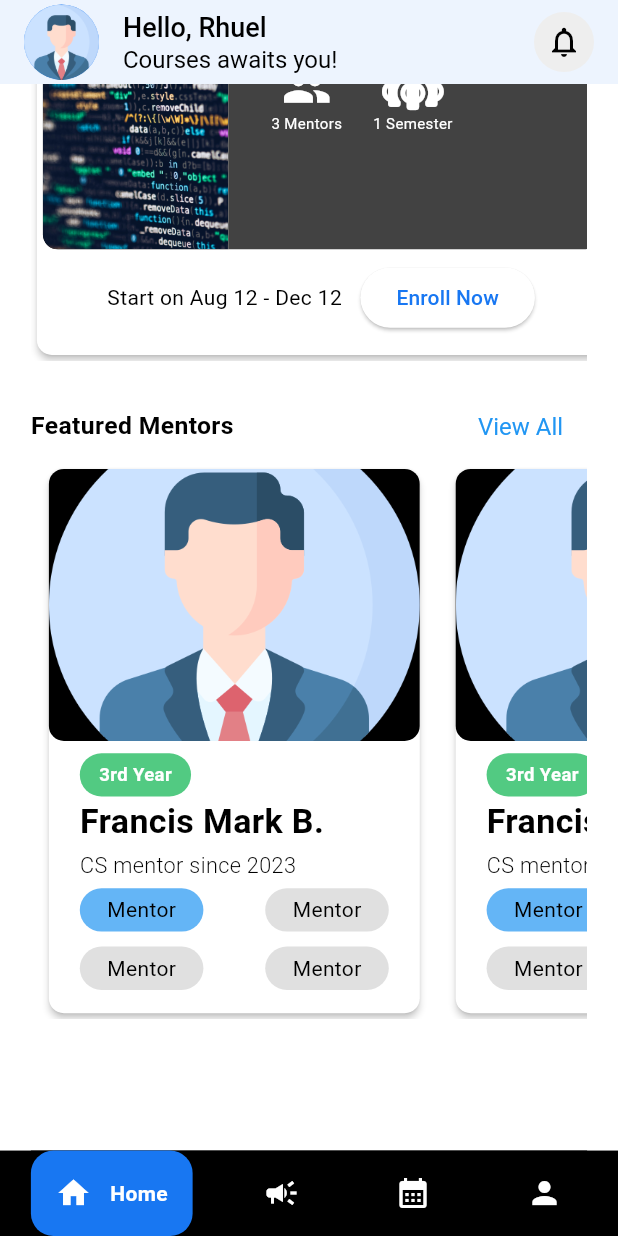
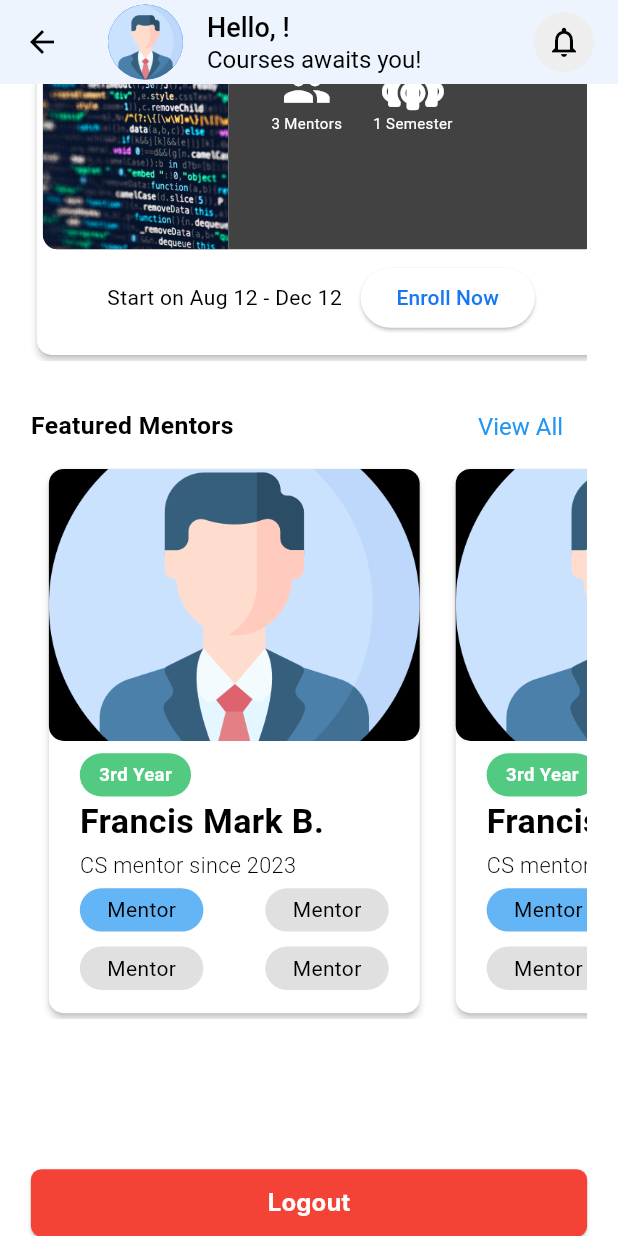
Before and after one commit to VSUrhuel/voyager, a Flutter app: the MenteeHome screen opened directly, scrolled down 277 dp, on a phone screen of 412 x 824 dp. Run offline on Flutter 3.47's test engine with Material 3 defaults, Android fonts, the phone set to English and light mode, and no system bars; drawn by our look-alikes of google_nav_bar; our stand-ins replace app_links, awesome_snackbar_content, cloud_firestore, firebase_auth, firebase_core, flutter_svg and 5 more; missing offline and left inert: multiselect; accounts and stored records are empty; Roboto replaces fonts that are missing (Inter).

Commit message:
Clean up migrated code for Mentee interface
Refactored the Mentee interface by improving code structure and maintainability.
Adjusting the name of the prohect from cs3_mentorship to voyager

```diff
--- a/lib/src/features/admin/screens/mentor_list.dart
+++ b/lib/src/features/admin/screens/mentor_list.dart
@@ -142,7 +142,7 @@
               EdgeInsets.only(top: screenHeight * 0.001, left: 30, right: 35),
           child: Column(
             children: [
-              Container(
+              SizedBox(
                 height: screenHeight * 0.05,
                 width: screenWidth * 0.9,
                 child: TextField(
--- a/lib/src/features/admin/widgets/admin_mentor_card.dart
+++ b/lib/src/features/admin/widgets/admin_mentor_card.dart
@@ -39,7 +39,7 @@
               height: screenHeight * 0.09,
               width: screenWidth * 0.9,
               child: Row(mainAxisAlignment: MainAxisAlignment.start, children: [
-                Container(
+                SizedBox(
                   width: screenWidth * 0.2,
                   child: Icon(
                     Icons.person,
--- /dev/null
+++ b/lib/src/features/mentee/screens/home/mentee_home.dart
@@ -0,0 +1,209 @@
+import 'package:voyager/src/features/authentication/models/user_model.dart';
+import 'package:voyager/src/features/mentee/screens/home/course_offered.dart';
+import 'package:voyager/src/features/mentee/screens/home/mentors_list.dart';
+import 'package:voyager/src/features/mentee/widgets/course_card.dart';
+import 'package:voyager/src/features/mentee/widgets/mentor_card.dart';
+import 'package:voyager/src/repository/authentication_repository_firebase/authentication_repository.dart';
+import 'package:voyager/src/repository/firebase_repository/firestore_instance.dart';
+import 'package:voyager/src/widgets/custom_button.dart';
+import 'package:voyager/src/widgets/horizontal_slider.dart';
+import 'package:voyager/src/widgets/horizontal_slider_mentor.dart';
+import 'package:voyager/src/widgets/search_bar.dart';
+import 'package:firebase_auth/firebase_auth.dart';
+import 'package:flutter/material.dart';
+import 'package:get/get.dart';
+
+class MenteeHome extends StatelessWidget {
+  const MenteeHome({super.key});
+
+  Future<UserModel?> getUserModel(String email) async {
+    try {
+      return await FirestoreInstance().getUserThroughEmail(email);
+    } catch (e) {
+      return null;
+    }
+  }
+
+  String getName(String? name) {
+    List names = name!.split(' ');
+    return names.sublist(0, names.length - 1).join(' ');
+  }
+
+  @override
+  Widget build(BuildContext context) {
+    final screenWidth = MediaQuery.of(context).size.width;
+    final screenHeight = MediaQuery.of(context).size.height;
+    final auth = Get.put(FirebaseAuthenticationRepository());
+    User? user = FirebaseAuth.instance.currentUser;
+    String profileImageURL =
+        user?.photoURL ?? 'assets/images/application_images/profile.png';
+    return Scaffold(
+      appBar: AppBar(
+        backgroundColor: Colors.white,
+        elevation: 0,
+        title: Row(
+          children: [
+            CircleAvatar(
+              radius: 25,
+              backgroundImage: user?.photoURL != null
+                  ? NetworkImage(profileImageURL)
+                  : AssetImage(profileImageURL) as ImageProvider,
+            ),
+            SizedBox(width: 16),
+            Column(
+              crossAxisAlignment: CrossAxisAlignment.start,
+              children: [
+                Text(
+                  'Hello, ${getName(user?.displayName)}!',
+                  style: TextStyle(
+                    color: Colors.black,
+                    fontSize: 18,
+                    fontWeight: FontWeight.w500,
+                  ),
+                ),
+                Text(
+                  'Courses awaits you!',
+                  style: TextStyle(
+                    color: Colors.black,
+                    fontSize: 16,
+                  ),
+                ),
+              ],
+            ),
+          ],
+        ),
+        actions: [
+          Padding(
+            padding: const EdgeInsets.only(right: 16.0),
+            child: CircleAvatar(
+              backgroundColor: Colors.grey[200],
+              child: IconButton(
+                icon: Icon(Icons.notifications_none, color: Colors.black),
+                onPressed: () {},
+              ),
+            ),
+          ),
+        ],
+      ),
+      body: SingleChildScrollView(
+        child: Padding(
+            padding: EdgeInsets.only(
+                left: screenWidth * 0.05, right: screenWidth * 0.05),
+            child: Center(
+              child: Column(
+                  mainAxisAlignment: MainAxisAlignment.start,
+                  crossAxisAlignment: CrossAxisAlignment.start,
+                  children: [
+                    Row(children: [
+                      Text(
+                        'Discover',
+                        style: TextStyle(
+                          fontSize: screenHeight * 0.04,
+                          fontWeight: FontWeight.bold,
+                        ),
+                      ),
+                      SizedBox(
+                        width: screenWidth * 0.02,
+                      ),
+                      Text(
+                        'Courses',
+                        style: TextStyle(
+                          fontSize: screenHeight * 0.04,
+                          fontWeight: FontWeight.bold,
+                          color: const Color(0xFF1877F2),
+                        ),
+                      ),
+                    ]),
+                    SizedBox(height: screenHeight * 0.01),
+                    SearchBarWithDropdown(),
+                    SizedBox(height: 20),
+                    Row(
+                      mainAxisAlignment: MainAxisAlignment.spaceBetween,
+                      children: [
+                        Text(
+                          'Featured Courses',
+                          style: TextStyle(
+                            fontSize: screenHeight * 0.02,
+                            fontWeight: FontWeight.bold,
+                            color: Colors.black,
+                          ),
+                        ),
+                        TextButton(
+                          onPressed: () {
+                            Navigator.push(
+                                context,
+                                MaterialPageRoute(
+                                    builder: (context) => CourseOffered()));
+                          },
+                          style: TextButton.styleFrom(
+                            backgroundColor: Colors.transparent,
+                            foregroundColor: Colors.blue,
+                            padding: const EdgeInsets.symmetric(
+                                horizontal: 16, vertical: 8),
+                            textStyle: const TextStyle(fontSize: 16),
+                          ),
+                          child: const Text('View All'),
+                        )
+                      ],
+                    ),
+                    HorizontalWidgetSlider(
+                      widgets: [
+                        CourseCard(),
+                        CourseCard(),
+                        CourseCard(),
+                      ],
+                    ),
+                    SizedBox(height: 20),
+                    Row(
+                      mainAxisAlignment: MainAxisAlignment.spaceBetween,
+                      children: [
+                        Text(
+                          'Featured Mentors',
+                          style: TextStyle(
+                            fontSize: screenHeight * 0.02,
+                            fontWeight: FontWeight.bold,
+                            color: Colors.black,
+                          ),
+                        ),
+                        TextButton(
+                          onPressed: () {
+                            Navigator.push(
+                                context,
+                                MaterialPageRoute(
+                                    builder: (context) => MentorsList()));
+                          },
+                          style: TextButton.styleFrom(
+                            backgroundColor: Colors.transparent,
+                            foregroundColor: Colors.blue,
+                            padding: const EdgeInsets.symmetric(
+                                horizontal: 16, vertical: 8),
+                            textStyle: const TextStyle(fontSize: 16),
+                          ),
+                          child: const Text('View All'),
+                        )
+                      ],
+                    ),
+                    HorizontalWidgetSliderMentor(
+                      widgets: [
+                        MentorCard(),
+                        MentorCard(),
+                        MentorCard(),
+                      ],
+                    ),
+                    SizedBox(height: 100),
+                    DefaultButton(
+                      buttonText: 'Logout',
+                      bgColor: Colors.red,
+                      textColor: Colors.white,
+                      isLoading: false,
+                      borderColor: Colors.transparent,
+                      onPressed: () async {
+                        await auth.logout();
+                      },
+                    ),
+                  ]),
+            )),
+      ),
+    );
+  }
+}
--- a/lib/src/features/mentee/screens/mentee_home.dart
+++ /dev/null
@@ -1,215 +0,0 @@
-import 'package:voyager/src/features/authentication/models/user_model.dart';
-import 'package:voyager/src/features/mentee/screens/course_offered.dart';
-import 'package:voyager/src/features/mentee/screens/mentors_list.dart';
-import 'package:voyager/src/features/mentee/widgets/course_card.dart';
-import 'package:voyager/src/features/mentee/widgets/mentor_card.dart';
-import 'package:voyager/src/repository/authentication_repository_firebase/authentication_repository.dart';
-import 'package:voyager/src/repository/firebase_repository/firestore_instance.dart';
-import 'package:voyager/src/widgets/bottom_nav_bar.dart';
-import 'package:voyager/src/widgets/custom_button.dart';
-import 'package:voyager/src/widgets/horizontal_slider.dart';
-import 'package:voyager/src/widgets/horizontal_slider_mentor.dart';
-import 'package:voyager/src/widgets/search_bar.dart';
-import 'package:flutter/material.dart';
-import 'package:get/get.dart';
-
-class MenteeHome extends StatelessWidget {
-  const MenteeHome({super.key});
-
-  Future<UserModel?> getUserModel(String email) async {
-    try {
-      return await FirestoreInstance().getUserThroughEmail(email);
-    } catch (e) {
-      return null;
-    }
-  }
-
-  String getName(String? name) {
-    List names = name!.split(' ');
-    return names.sublist(0, names.length - 1).join(' ');
-  }
-
-  @override
-  Widget build(BuildContext context) {
-    final screenWidth = MediaQuery.of(context).size.width;
-    final screenHeight = MediaQuery.of(context).size.height;
-    final auth = Get.put(FirebaseAuthenticationRepository());
-
-    return Scaffold(
-        appBar: AppBar(
-          backgroundColor: Colors.white, // White background
-          elevation: 0, // No shadow
-          title: Row(
-            children: [
-              CircleAvatar(
-                radius: 25, // Adjust radius as needed
-                child: Image.asset(
-                    'assets/images/application_images/profile.png'), // Replace with your image URL
-              ),
-              SizedBox(width: 16), // Spacing between image and text
-              Column(
-                crossAxisAlignment: CrossAxisAlignment.start,
-                children: [
-                  Text(
-                    'Hello, Rhuel',
-                    style: TextStyle(
-                      color: Colors.black,
-                      fontSize: 18, // Adjust font size as needed
-                      fontWeight: FontWeight.w500, // Semi-bold
-                    ),
-                  ),
-                  Text(
-                    'Courses awaits you!',
-                    style: TextStyle(
-                      color: Colors.black,
-                      fontSize: 16, // Adjust font size as needed
-                    ),
-                  ),
-                ],
-              ),
-            ],
-          ),
-          actions: [
-            Padding(
-              padding: const EdgeInsets.only(
-                  right: 16.0), // Add padding to the right
-              child: CircleAvatar(
-                backgroundColor: Colors.grey[200], // Light grey background
-                child: IconButton(
-                  icon: Icon(Icons.notifications_none, color: Colors.black),
-                  onPressed: () {
-                    // Handle notification tap
-                  },
-                ),
-              ),
-            ),
-          ],
-        ),
-        body: SingleChildScrollView(
-          child: Padding(
-              padding: EdgeInsets.only(
-                  left: screenWidth * 0.05, right: screenWidth * 0.05),
-              child: Center(
-                child: Column(
-                    mainAxisAlignment: MainAxisAlignment.start,
-                    crossAxisAlignment: CrossAxisAlignment.start,
-                    children: [
-                      Row(children: [
-                        Text(
-                          'Discover',
-                          style: TextStyle(
-                            fontSize: screenHeight * 0.04,
-                            fontWeight: FontWeight.bold,
-                          ),
-                        ),
-                        SizedBox(
-                          width: screenWidth * 0.02,
-                        ),
-                        Text(
-                          'Courses',
-                          style: TextStyle(
-                            fontSize: screenHeight * 0.04,
-                            fontWeight: FontWeight.bold,
-                            color: const Color(0xFF1877F2),
-                          ),
-                        ),
-                      ]),
-                      SizedBox(height: screenHeight * 0.01),
-                      SearchBarWithDropdown(),
-                      SizedBox(height: 20),
-                      Row(
-                        mainAxisAlignment: MainAxisAlignment.spaceBetween,
-                        children: [
-                          Text(
-                            'Featured Courses',
-                            style: TextStyle(
-                              fontSize: screenHeight * 0.02,
-                              fontWeight: FontWeight.bold,
-                              color: Colors.black,
-                            ),
-                          ),
-                          TextButton(
-                            onPressed: () {
-                              Navigator.push(
-                                  context,
-                                  MaterialPageRoute(
-                                      builder: (context) => CourseOffered()));
-                            },
-                            style: TextButton.styleFrom(
-                              backgroundColor: Colors.transparent,
-                              foregroundColor: Colors.blue,
-                              padding: const EdgeInsets.symmetric(
-                                  horizontal: 16, vertical: 8),
-                              textStyle: const TextStyle(fontSize: 16),
-                            ),
-                            child: const Text('View All'),
-                          )
-                        ],
-                      ),
-                      HorizontalWidgetSlider(
-                        widgets: [
-                          // Declare the widgets inline
-                          CourseCard(),
-                          CourseCard(),
-                          CourseCard(),
-                          // Add more widgets as needed
-                        ],
-                      ),
-                      SizedBox(height: 20),
-                      Row(
-                        mainAxisAlignment: MainAxisAlignment.spaceBetween,
-                        children: [
-                          Text(
-                            'Featured Mentors',
-                            style: TextStyle(
-                              fontSize: screenHeight * 0.02,
-                              fontWeight: FontWeight.bold,
-                              color: Colors.black,
-                            ),
-                          ),
-                          TextButton(
-                            onPressed: () {
-                              Navigator.push(
-                                  context,
-                                  MaterialPageRoute(
-                                      builder: (context) => MentorsList()));
-                            },
-                            style: TextButton.styleFrom(
-                              backgroundColor: Colors
-                                  .transparent, // Make background transparent
-                              foregroundColor:
-                                  Colors.blue, // Text color (example: blue)
-                              padding: const EdgeInsets.symmetric(
-                                  horizontal: 16,
-                                  vertical: 8), // Adjust padding as needed
-                              textStyle: const TextStyle(
-                                  fontSize: 16), // Adjust text style as needed
-                            ),
-                            child: const Text('View All'),
-                          )
-                        ],
-                      ),
-                      HorizontalWidgetSliderMentor(
-                        widgets: [
-                          MentorCard(),
-                          MentorCard(),
-                          MentorCard(),
-                        ],
-                      ),
-                      SizedBox(height: 100),
-                      DefaultButton(
-                        buttonText: 'Logout',
-                        bgColor: Colors.red,
-                        textColor: Colors.white,
-                        isLoading: false,
-                        borderColor: Colors.transparent,
-                        onPressed: () async {
-                          await auth.logout();
-                        },
-                      ),
-                    ]),
-              )),
-        ),
-        bottomNavigationBar: BottomNavBar());
-  }
-}
--- a/lib/src/routing/routes_middleware.dart
+++ b/lib/src/routing/routes_middleware.dart
@@ -5,7 +5,7 @@
 import 'package:get/get.dart';
 import 'package:voyager/src/features/authentication/controllers/user_role_enum.dart';
 import 'package:voyager/src/features/authentication/screens/email_verification/email_verification.dart';
-import 'package:voyager/src/features/mentee/screens/mentee_home.dart';
+import 'package:voyager/src/features/mentee/mentee_dashboard.dart';
 import 'package:voyager/src/features/mentor/screens/input_information/mentor_info1.dart';
 import 'package:voyager/src/features/mentor/screens/mentor_dashboard.dart';
 import 'package:voyager/src/repository/firebase_repository/firestore_instance.dart';
@@ -48,7 +48,7 @@
         case UserRoleEnum.mentee:
           if (Get.context != null) {
             Navigator.pushReplacement(Get.context!,
-                MaterialPageRoute(builder: (context) => MenteeHome()));
+                MaterialPageRoute(builder: (context) => MenteeDashboard()));
           }
           break;
         case UserRoleEnum.mentor:
```
Also changed, not shown: lib/src/features/mentee/mentee_dashboard.dart (added, +42 -0 lines), lib/src/features/mentee/screens/profile/mentee_profile.dart (added, +93 -0 lines), lib/src/features/mentee/screens/profile/personal_information.dart (added, +14 -0 lines), lib/src/widgets/profile.dart (added, +97 -0 lines), lib/src/widgets/profile_list_tile.dart (added, +36 -0 lines), lib/src/features/mentee/screens/home/course_offered.dart (renamed from lib/src/features/mentee/screens/course_offered.dart), lib/src/features/mentee/screens/home/mentors_list.dart (renamed from lib/src/features/mentee/screens/mentors_list.dart).
